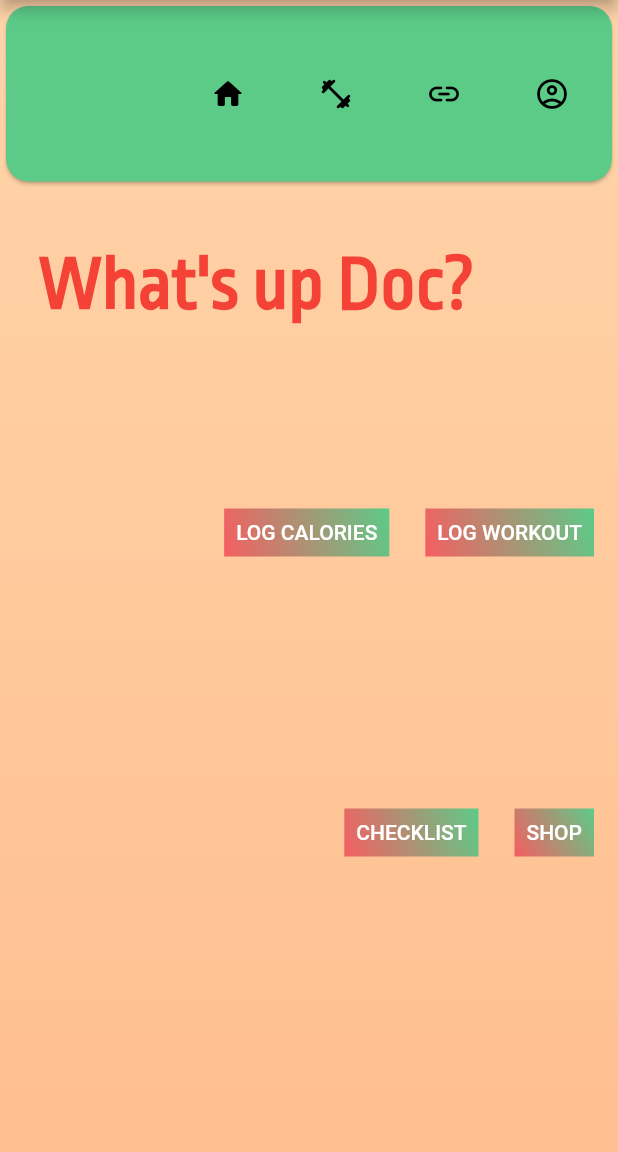
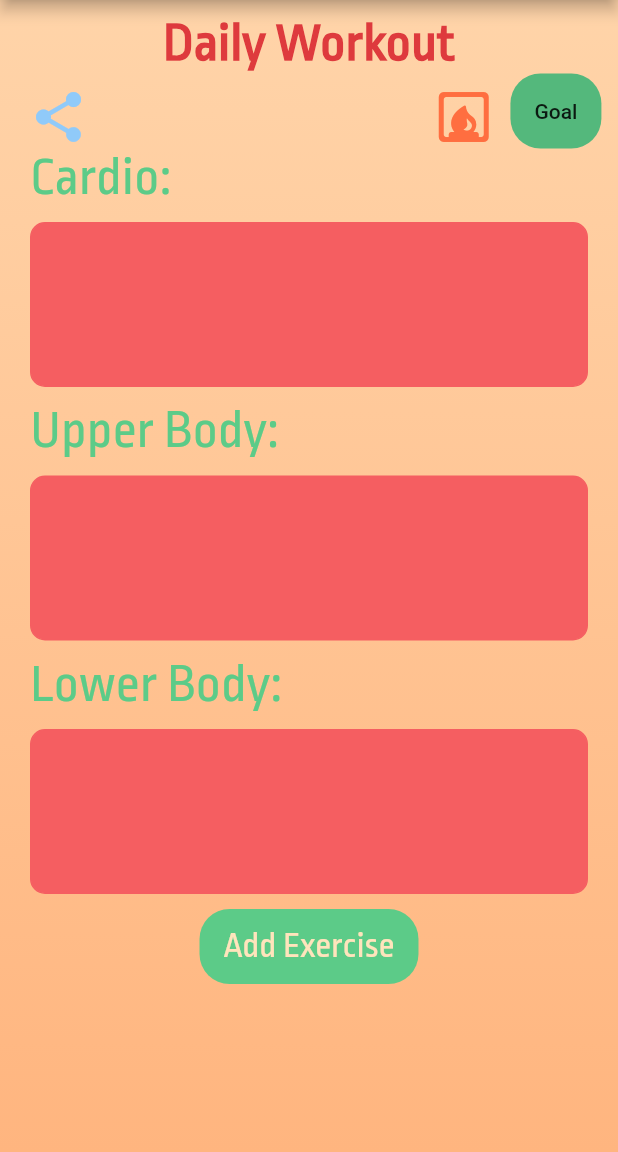
Before and after one commit to jbonnelycke/at-health, a Flutter app: the screen it shows after launch, on a phone screen of 412 x 824 dp, the part 84-1236 px from its top. Run offline on Flutter 3.47's test engine with Material 2 defaults, Android fonts, the phone set to English and light mode, and no system bars; our stand-ins replace gradient_app_bar, modal_progress_hud; missing offline and left inert: at_client_mobile, at_commons, at_demo_data, at_utils.

Commit message:
Log Calories and Log Workout Screens added

```diff
--- a/at_health/lib/main.dart
+++ b/at_health/lib/main.dart
@@ -1,8 +1,9 @@
 import 'package:flutter/material.dart';
 import 'package:flutter/widgets.dart';
 import 'package:health/screens/home_screen.dart';
+import 'package:health/screens/log_workout.dart';
 import 'package:health/screens/login_screen.dart';
-
+import 'package:health/screens/log_calories.dart';
 void main() {
   runApp(MyApp());
 }
@@ -16,10 +17,12 @@ class MyApp extends StatelessWidget {
         primarySwatch: Colors.blue,
         visualDensity: VisualDensity.adaptivePlatformDensity,
       ),
-      initialRoute: HomeScreen.id,
+      initialRoute: LogWorkout.id,
       routes: {
         HomeScreen.id: (context) => HomeScreen(),
         LoginScreen.id: (context) => LoginScreen(),
+        LogCalories.id: (context) => LogCalories(),
+        LogWorkout.id: (context) => LogWorkout(),
       },
     );
   }
--- /dev/null
+++ b/at_health/lib/screens/log_workout.dart
@@ -0,0 +1,195 @@
+import 'dart:ui';
+import 'package:flutter/material.dart';
+import 'package:flutter/widgets.dart';
+import 'package:gradient_app_bar/gradient_app_bar.dart';
+
+class LogWorkout extends StatefulWidget {
+  static final String id = 'log workout';
+
+  @override
+  _LogWorkoutState createState() => _LogWorkoutState();
+}
+
+class _LogWorkoutState extends State<LogWorkout> {
+  @override
+  Widget build(BuildContext context) {
+    return Scaffold(
+      appBar: GradientAppBar(
+          title: Padding(
+            padding: const EdgeInsets.fromLTRB(135, 0, 0, 0),
+            child: Image.asset('assets/health_logo.png'),
+          ),
+          backgroundColorStart: Color(0xffF55E61),
+          backgroundColorEnd: Color(0xffFFE4BC)),
+      body: Center(
+        child: Container(
+          decoration: BoxDecoration(
+              gradient: LinearGradient(
+                  begin: Alignment.topCenter,
+                  end: Alignment.bottomCenter,
+                  colors: [Color(0xffFFD4A9), Color(0xffFFB57F)])),
+          child:Column(
+            children: [
+              Center(
+                  child: Padding(
+                    padding: const EdgeInsets.fromLTRB(0, 10, 0, 0),
+                    child: Text(
+                      'Daily Workout',
+                      style: TextStyle(
+                          fontSize: 36,
+                          fontFamily: 'RopaSans',
+                          fontWeight: FontWeight.bold,
+                          color: Color(0xffDE3A3D)),
+                    ),
+                  )
+              ),
+              Row(
+                mainAxisAlignment: MainAxisAlignment.spaceEvenly,
+                children: [
+                  IconButton(
+                    icon: Icon(
+                      Icons.share_rounded,
+                      color: Colors.blue[200],
+                      size: 40.0,
+                    )
+                  ),
+                  SizedBox(
+                    width: 200.0,
+                  ),
+                  IconButton(
+                      icon: Icon(
+                        Icons.fireplace_rounded,
+                        color: Colors.deepOrangeAccent[200],
+                        size: 40.0,
+                      )
+                  ),
+                  ButtonTheme(
+                    minWidth: 50,
+                    height: 50,
+                    child: FlatButton(
+                        shape: RoundedRectangleBorder(borderRadius: BorderRadius.circular(20)),
+                        color: Color(0xff54B87C),
+                        onPressed: (){} ,
+                        child: Text(
+                          'Goal',
+                        ) ),
+                  ),
+
+                ],
+              ),
+              Padding(
+                padding: const EdgeInsets.fromLTRB(20, 0, 20, 0),
+                child: Row(
+                  mainAxisAlignment: MainAxisAlignment.spaceBetween,
+                  children: [
+                    Text(
+                      'Cardio:',
+                      style: TextStyle(
+                          fontSize: 36,
+                          fontFamily: 'RopaSans',
+                          color: Color(0xff5CCB88)),
+                    ),
+
+                  ],
+                ),
+              ),
+              Padding(
+                padding: const EdgeInsets.fromLTRB(20, 10, 20, 10),
+                child: Container(
+                  height: 110,
+                  width:400,
+                  decoration: BoxDecoration(
+                      color: Color(0xffF55E61),
+                      border: Border.all(
+                        color: Color(0xffF55E61),
+                      ),
+                      borderRadius: BorderRadius.all(Radius.circular(10))
+                  ),
+                ),
+              ),
+              Padding(
+                padding: const EdgeInsets.fromLTRB(20, 0, 20, 0),
+                child: Row(
+                  mainAxisAlignment: MainAxisAlignment.spaceBetween,
+                  children: [
+                    Text(
+                      'Upper Body:',
+                      style: TextStyle(
+                          fontSize: 36,
+                          fontFamily: 'RopaSans',
+                          color: Color(0xff5CCB88)),
+                    ),
+
+                  ],
+                ),
+              ),
+              Padding(
+                padding: const EdgeInsets.fromLTRB(20, 10, 20, 10),
+                child: Container(
+                  height: 110,
+                  width:400,
+                  decoration: BoxDecoration(
+                      color: Color(0xffF55E61),
+                      border: Border.all(
+                        color: Color(0xffF55E61),
+                      ),
+                      borderRadius: BorderRadius.all(Radius.circular(10))
+                  ),
+                ),
+              ),
+              Padding(
+                padding: const EdgeInsets.fromLTRB(20, 0, 20, 0),
+                child: Row(
+                  mainAxisAlignment: MainAxisAlignment.spaceBetween,
+                  children: [
+                    Text(
+                      'Lower Body:',
+                      style: TextStyle(
+                          fontSize: 36,
+                          fontFamily: 'RopaSans',
+                          color: Color(0xff5CCB88)),
+                    ),
+
+                  ],
+                ),
+              ),
+              Padding(
+                padding: const EdgeInsets.fromLTRB(20, 10, 20, 10),
+                child: Container(
+
+                  height: 110,
+                  width:400,
+                  decoration: BoxDecoration(
+                      color: Color(0xffF55E61),
+                      border: Border.all(
+                        color: Color(0xffF55E61),
+                      ),
+                      borderRadius: BorderRadius.all(Radius.circular(10)),
+                  ),
+                ),
+              ),
+              Padding(
+                padding: const EdgeInsets.fromLTRB(0, 0, 0, 1.2),
+                child: ButtonTheme(
+                  minWidth: 100,
+                  height: 50,
+                  child: FlatButton(
+                      shape: RoundedRectangleBorder(borderRadius: BorderRadius.circular(20)),
+                      color: Color(0xff5CCB88),
+                      onPressed: (){} ,
+                      child: Text(
+                        'Add Exercise',
+                        style: TextStyle(
+                            fontSize: 24,
+                            fontFamily: 'RopaSans',
+                            color: Color(0xffFFE4BC)),
+                      ) ),
+                ),
+              ),
+            ],
+          ),
+        ),
+      ),
+    );
+  }
+}
```
Also changed, not shown: at_health/lib/screens/log_calories.dart (added, +187 -0 lines).
